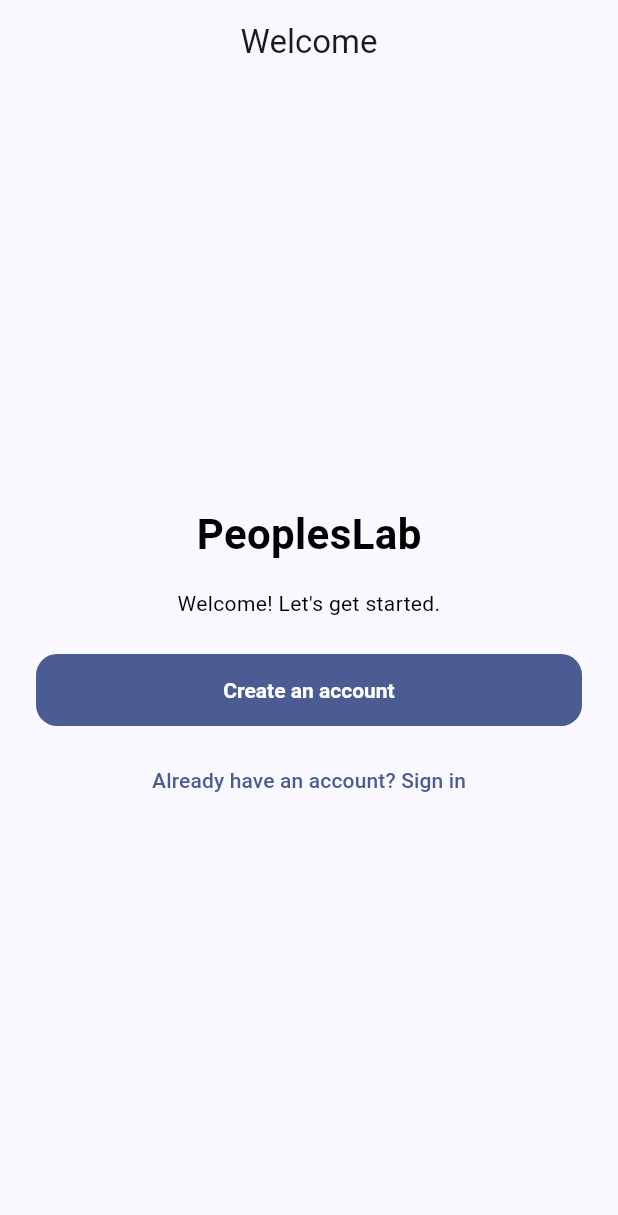
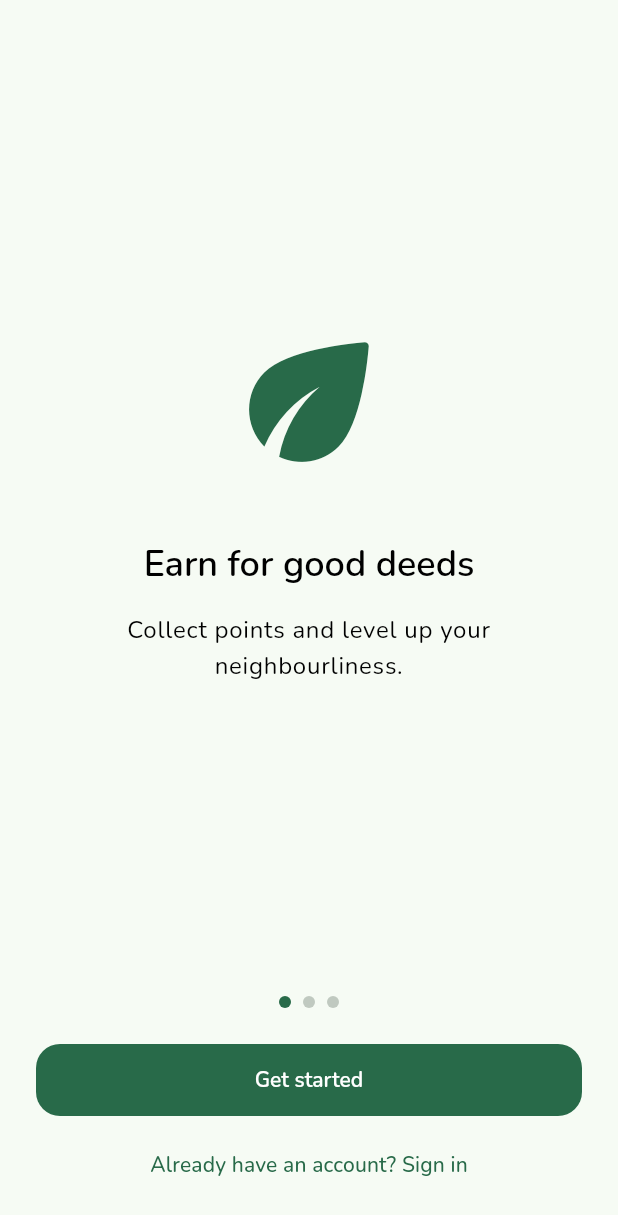
Before and after one commit to userino616/peopleslab-mobile, a Flutter app: the OnboardingPage screen opened by its route, on a phone screen of 412 x 824 dp. Shown: the top 1215 px of the screen. Run offline on Flutter 3.47's test engine with Material 3 defaults, Android fonts, the phone set to English and light mode, and no system bars; our stand-ins replace flutter_riverpod, flutter_secure_storage, go_router, google_fonts, google_sign_in, logger and 1 more; missing offline and left inert: grpc, peopleslab_api; accounts and stored records are empty.

Commit message:
refactor: introduce friendly theme and screens

```diff
--- a/lib/common/widgets/search_field.dart
+++ b/lib/common/widgets/search_field.dart
@@ -47,7 +47,7 @@
             decoration: ShapeDecoration(
               color: colorScheme.surfaceContainerHighest.withValues(alpha: 0.6),
               shape: RoundedRectangleBorder(
-                borderRadius: BorderRadius.circular(14),
+                borderRadius: BorderRadius.circular(16),
               ),
             ),
             child: IconButton(
--- a/lib/core/theme/app_colors.dart
+++ b/lib/core/theme/app_colors.dart
@@ -4,9 +4,9 @@
 class AppColors {
   AppColors._();
 
-  // Brand primary (blue) inspired by modern delivery apps, but blue.
-  static const Color primary = Color(0xFF2563EB); // Blue 600
-  static const Color primaryDark = Color(0xFF1D4ED8); // Blue 700
+  // Brand primary green inspired by friendly, fresh vibes.
+  static const Color primary = Color(0xFF00A86B); // Emerald 600
+  static const Color primaryDark = Color(0xFF00714D); // Darker emerald
 
   // Supporting colors (kept minimal; rely on ColorScheme for variants).
   static const Color success = Color(0xFF16A34A); // Green 600
--- a/lib/features/onboarding/presentation/onboarding_page.dart
+++ b/lib/features/onboarding/presentation/onboarding_page.dart
@@ -4,35 +4,113 @@
 import 'package:peopleslab/core/l10n/l10n_x.dart';
 import 'package:peopleslab/common/widgets/app_button.dart';
 
-class OnboardingPage extends StatelessWidget {
+/// Simple onboarding flow with three informative pages.
+class OnboardingPage extends StatefulWidget {
   const OnboardingPage({super.key});
 
   @override
+  State<OnboardingPage> createState() => _OnboardingPageState();
+}
+
+class _OnboardingPageState extends State<OnboardingPage> {
+  final _controller = PageController();
+  int _index = 0;
+
+  static final _pages = [
+    (
+      icon: Icons.eco_rounded,
+      title: 'Earn for good deeds',
+      desc: 'Collect points and level up your neighbourliness.',
+    ),
+    (
+      icon: Icons.receipt_long_rounded,
+      title: 'Go paperless',
+      desc: 'Store all your receipts in one tidy place.',
+    ),
+    (
+      icon: Icons.handshake_rounded,
+      title: 'Support local projects',
+      desc: 'Spend earned points to make an impact.',
+    ),
+  ];
+
+  void _next() {
+    if (_index == _pages.length - 1) {
+      context.push(AppRoutes.signUp);
+    } else {
+      _controller.nextPage(
+        duration: const Duration(milliseconds: 300),
+        curve: Curves.easeOut,
+      );
+    }
+  }
+
+  @override
   Widget build(BuildContext context) {
+    final theme = Theme.of(context);
+    final colorScheme = theme.colorScheme;
     final s = context.l10n;
     return Scaffold(
-      appBar: AppBar(title: Text(s.onboarding_appbar_title)),
-      body: Center(
+      body: SafeArea(
         child: Padding(
-          padding: const EdgeInsets.all(24.0),
+          padding: const EdgeInsets.all(24),
           child: Column(
-            mainAxisSize: MainAxisSize.min,
             children: [
-              Text(
-                s.brand_name,
-                style: const TextStyle(
-                  fontSize: 28,
-                  fontWeight: FontWeight.bold,
+              Expanded(
+                child: PageView.builder(
+                  controller: _controller,
+                  itemCount: _pages.length,
+                  onPageChanged: (i) => setState(() => _index = i),
+                  itemBuilder: (context, i) {
+                    final page = _pages[i];
+                    return Column(
+                      mainAxisAlignment: MainAxisAlignment.center,
+                      children: [
+                        Icon(page.icon, size: 120, color: colorScheme.primary),
+                        const SizedBox(height: 32),
+                        Text(
+                          page.title,
+                          textAlign: TextAlign.center,
+                          style: theme.textTheme.headlineSmall?.copyWith(
+                            fontWeight: FontWeight.w600,
+                          ),
+                        ),
+                        const SizedBox(height: 16),
+                        Text(
+                          page.desc,
+                          textAlign: TextAlign.center,
+                          style: theme.textTheme.bodyLarge,
+                        ),
+                      ],
+                    );
+                  },
                 ),
               ),
-              const SizedBox(height: 16),
-              Text(s.onboarding_intro, textAlign: TextAlign.center),
+              const SizedBox(height: 24),
+              Row(
+                mainAxisAlignment: MainAxisAlignment.center,
+                children: [
+                  for (var i = 0; i < _pages.length; i++)
+                    Container(
+                      width: 8,
+                      height: 8,
+                      margin: const EdgeInsets.symmetric(horizontal: 4),
+                      decoration: BoxDecoration(
+                        shape: BoxShape.circle,
+                        color: _index == i
+                            ? colorScheme.primary
+                            : colorScheme.outlineVariant,
+                      ),
+                    ),
+                ],
+              ),
               const SizedBox(height: 24),
               AppButton.primary(
-                onPressed: () => context.push(AppRoutes.signUp),
-                label: s.signup_create_account,
+                onPressed: _next,
+                label:
+                    _index == _pages.length - 1 ? s.signup_create_account : s.onboarding_cta,
               ),
-              const SizedBox(height: 12),
+              const SizedBox(height: 8),
               AppButton.text(
                 onPressed: () => context.push(AppRoutes.signIn),
                 label: s.cta_already_have_account,
--- a/pubspec.yaml
+++ b/pubspec.yaml
@@ -26,6 +26,7 @@
   sign_in_with_apple: ^7.0.1
   go_router: ^16.2.1
   intl: ^0.20.2
+  google_fonts: ^6.1.0
 
   # ВАЖЛИВО: тимчасово тримаємо 4.1.x, бо grpc >=4.2.0 вимагає meta ^1.17.0,
   # а flutter_test у твоєму SDK пінить meta на 1.16.0.
```
Also changed, not shown: lib/app/main_shell.dart (+4 -100 lines), lib/core/theme/app_theme.dart (+33 -28 lines), lib/features/favorites/presentation/favorites_page.dart (added, +29 -0 lines), lib/features/profile/presentation/profile_page.dart (added, +82 -0 lines).
